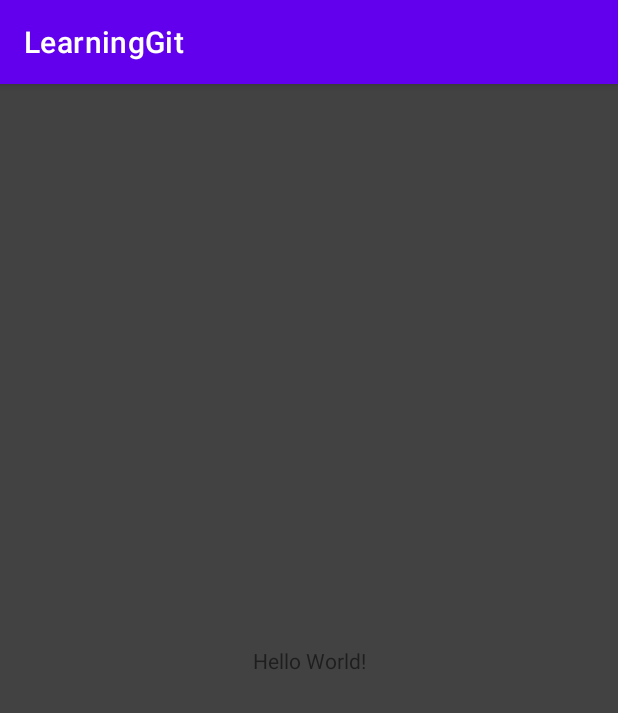
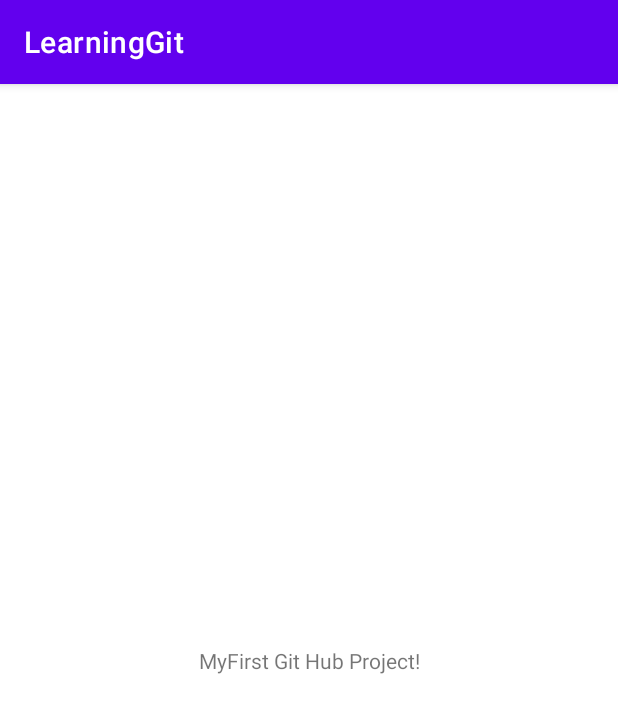
Before and after one commit to Serg8787/LearningGit, an Android app: the screen it shows after launch (MainActivity), on a phone screen of 412 x 824 dp. Shown: the top 713 px of the screen. Run offline under Robolectric (Android 15) with nearby library versions, the phone set to English and light mode, and no system bars.

Commit message:
git hub project

```diff
--- a/app/src/main/res/layout/activity_main.xml
+++ b/app/src/main/res/layout/activity_main.xml
@@ -4,13 +4,12 @@
     xmlns:tools="http://schemas.android.com/tools"
     android:layout_width="match_parent"
     android:layout_height="match_parent"
-    android:background="@color/cardview_dark_background"
     tools:context=".MainActivity">
 
     <TextView
         android:layout_width="wrap_content"
         android:layout_height="wrap_content"
-        android:text="Hello World!"
+        android:text="MyFirst Git Hub Project!"
         app:layout_constraintBottom_toBottomOf="parent"
         app:layout_constraintLeft_toLeftOf="parent"
         app:layout_constraintRight_toRightOf="parent"
```
